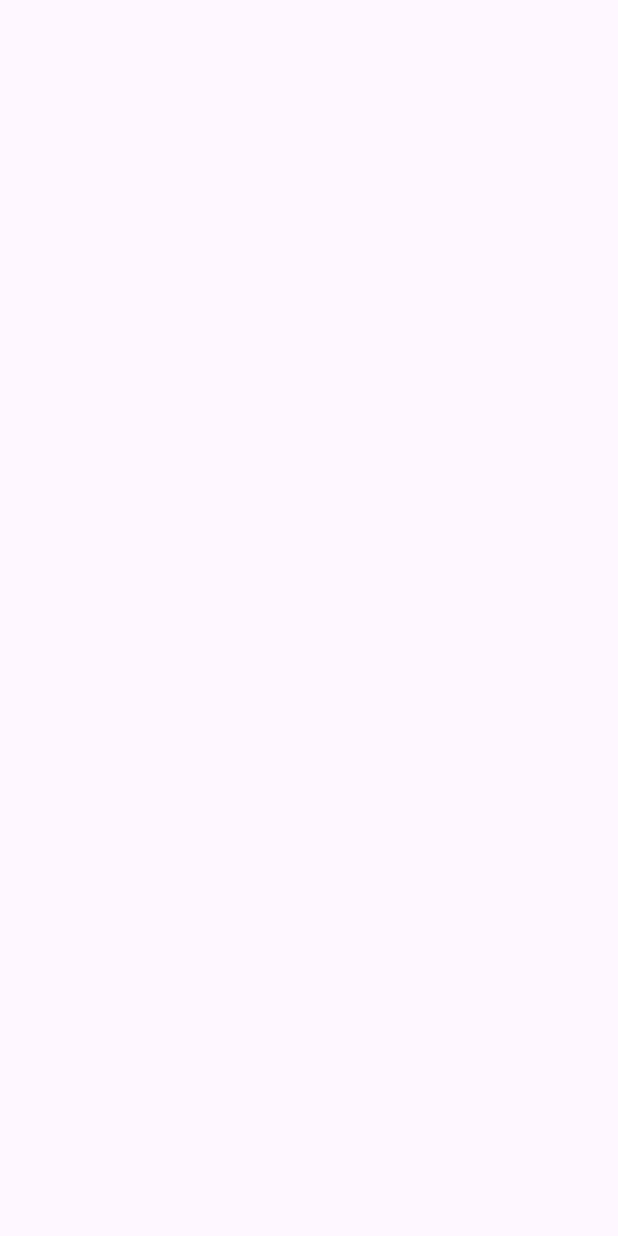
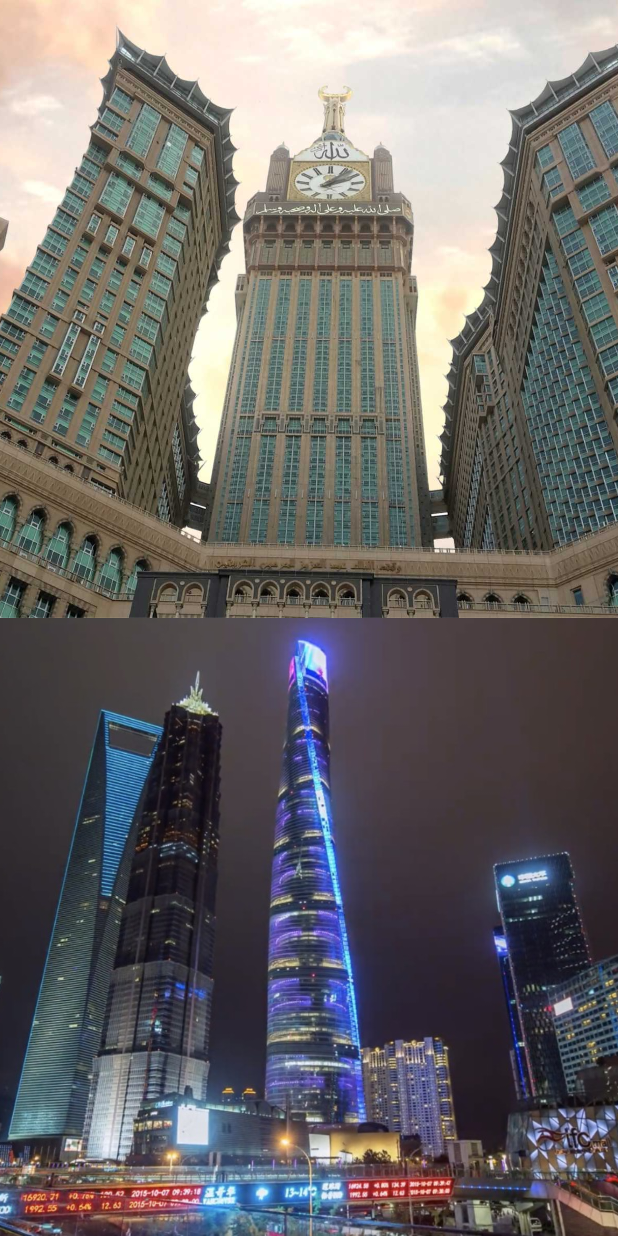
Before and after one commit to Iago-A/More-or-less-Constructions, an Android app: the GameActivity screen opened directly, with no data from a screen before it, on a phone screen of 412 x 824 dp. Before the commit the screen is empty. Run offline under Robolectric (Android 15) with nearby library versions, the light colour scheme and no system bars.

Commit message:
(WIP) Game activity

```diff
--- a/app/src/main/java/com/example/moreorlessconstructions/GameActivity.java
+++ b/app/src/main/java/com/example/moreorlessconstructions/GameActivity.java
@@ -1,8 +1,19 @@
 package com.example.moreorlessconstructions;
 
 import android.os.Bundle;
+import android.util.Log;
 
 import androidx.appcompat.app.AppCompatActivity;
+
+import org.json.JSONArray;
+import org.json.JSONException;
+import org.json.JSONObject;
+
+import java.io.BufferedReader;
+import java.io.IOException;
+import java.io.InputStream;
+import java.io.InputStreamReader;
+import java.nio.charset.StandardCharsets;
 
 public class GameActivity extends AppCompatActivity {
 
@@ -11,5 +22,42 @@ public class GameActivity extends AppCompatActivity {
         super.onCreate(savedInstanceState);
         setContentView(R.layout.activity_game);
 
+        // Open an Input Stream to the raw file
+        InputStream inputStream = getResources().openRawResource(R.raw.constructions);
+
+        try{
+            BufferedReader reader = new BufferedReader(new InputStreamReader(inputStream, StandardCharsets.UTF_8));
+
+            // String builder to add the lines to it
+            StringBuilder builder = new StringBuilder();
+            String line;
+
+            // Read line by line and add to the String builder
+            while ((line = reader.readLine()) != null) {
+                builder.append(line);
+            }
+
+            // Convert all text to String
+            String jsonString = builder.toString();
+
+            // Parse to JSONArray
+            JSONArray jsonArray = new JSONArray(jsonString);
+
+//            Log.i("MiApp", Integer.toString(jsonArray.length()));
+//
+//            JSONObject object = jsonArray.getJSONObject(2);
+//            String name = object.getString("name");
+//            Log.i("MiApp", name);
+
+        }catch (IOException | JSONException e) {
+            throw new RuntimeException(e);
+        }
+
+        try {
+            inputStream.close();
+        } catch (IOException e) {
+            throw new RuntimeException(e);
+        }
+
     }
 }
--- a/app/src/main/res/layout/activity_game.xml
+++ b/app/src/main/res/layout/activity_game.xml
@@ -1,6 +1,34 @@
 <?xml version="1.0" encoding="utf-8"?>
 <androidx.constraintlayout.widget.ConstraintLayout xmlns:android="http://schemas.android.com/apk/res/android"
+    xmlns:app="http://schemas.android.com/apk/res-auto"
+    xmlns:tools="http://schemas.android.com/tools"
     android:layout_width="match_parent"
     android:layout_height="match_parent">
 
+    <ImageView
+        android:id="@+id/top_image_view"
+        android:src="@drawable/abraj_al_bait"
+        android:layout_width="0dp"
+        android:layout_height="0dp"
+        app:layout_constraintTop_toTopOf="parent"
+        app:layout_constraintBottom_toTopOf="@id/bottom_image_view"
+        app:layout_constraintStart_toStartOf="parent"
+        app:layout_constraintEnd_toEndOf="parent"
+        android:scaleType="centerCrop"
+        android:clickable="true"
+        android:focusable="true"/>
+
+    <ImageView
+        android:id="@+id/bottom_image_view"
+        android:src="@drawable/shanghai_tower"
+        android:layout_width="0dp"
+        android:layout_height="0dp"
+        app:layout_constraintTop_toBottomOf="@id/top_image_view"
+        app:layout_constraintBottom_toBottomOf="parent"
+        app:layout_constraintStart_toStartOf="parent"
+        app:layout_constraintEnd_toEndOf="parent"
+        android:scaleType="centerCrop"
+        android:clickable="true"
+        android:focusable="true"/>
+
 </androidx.constraintlayout.widget.ConstraintLayout>
```
Also changed, not shown: app/src/main/java/com/example/moreorlessconstructions/Construction.java (added, +50 -0 lines), app/src/main/res/raw/constructions.json (added, +26 -0 lines), app/src/main/res/drawable/abraj_al_bait.jpg (added), app/src/main/res/drawable/burj_khalifa.jpg (added), app/src/main/res/drawable/merdeka_118.jpg (added), app/src/main/res/drawable/shanghai_tower.jpg (added).
